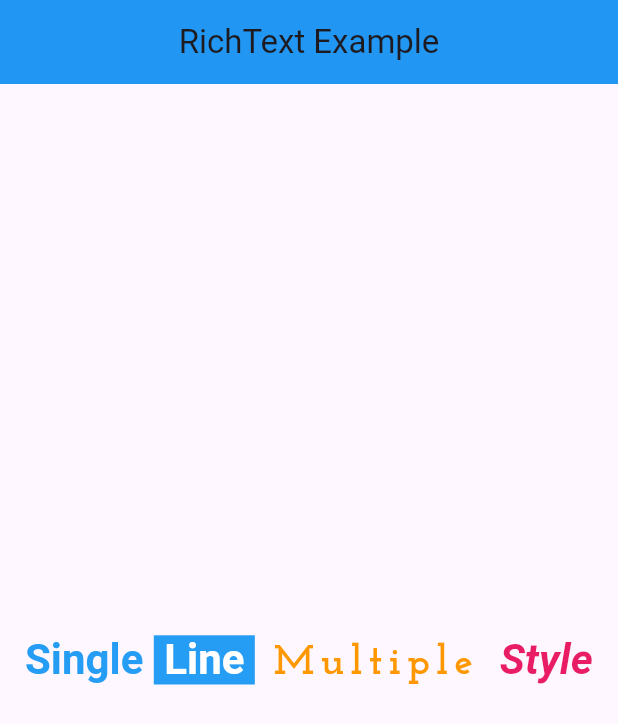
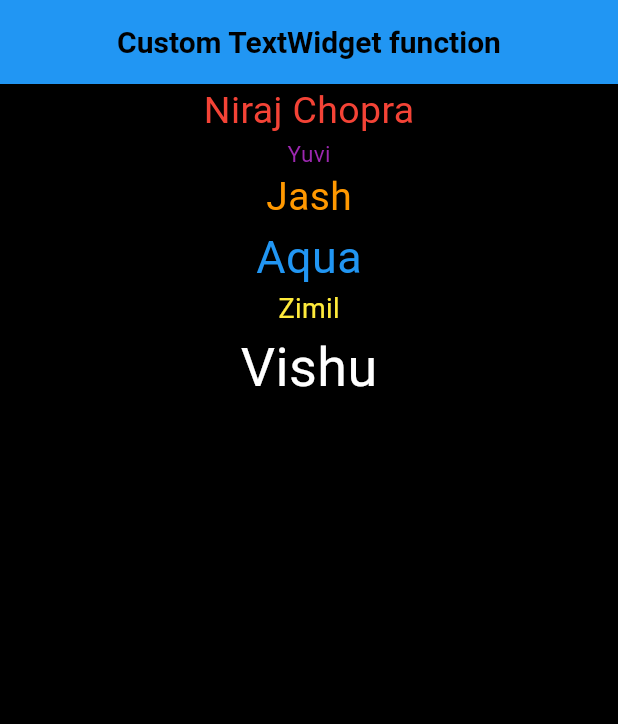
Before and after one commit to Zimil-Patel/prtwo, a Flutter app: the screen it shows after launch, on a phone screen of 412 x 824 dp. Shown: the top 724 px of the screen. Run offline on Flutter 3.47's test engine with Material 3 defaults, Android fonts, the phone set to English and light mode, and no system bars.

Commit message:
17-01-2024

```diff
--- a/lib/main.dart
+++ b/lib/main.dart
@@ -480,6 +480,45 @@ void main() {
 
 //> - - - RichText-2 - - - <<
 
+// class MyApp extends StatelessWidget{
+//
+//   const MyApp({super.key});
+//
+//   @override
+//   Widget build(BuildContext context ){
+//     return MaterialApp(
+//       debugShowCheckedModeBanner: false,
+//
+//       home: Scaffold(
+//         appBar: AppBar(
+//           centerTitle: true,
+//           backgroundColor: const Color(0xff2196f3),
+//           title: const Text('RichText Example'),
+//         ),
+//
+//         body:  Center(
+//           child: RichText(
+//             text: const TextSpan(
+//               style: TextStyle(color: Colors.redAccent, fontSize: 28, fontWeight: FontWeight.bold),
+//               children: [
+//                 TextSpan(text: 'Single ', style: TextStyle(color: Color(0xff269df4))),
+//                 TextSpan(text: ' Line ', style: TextStyle(backgroundColor: Color(0xff269df4), color: Colors.white)),
+//                 TextSpan(text: ' Multiple', style: TextStyle(color: Color(0xffff9701), fontFamily: 'CustomFont', letterSpacing: 4)),
+//                 TextSpan(text: '  Style', style: TextStyle(color: Color(0xffe91d63), fontStyle: FontStyle.italic))
+//               ]
+//             ),
+//           )
+//         ),
+//       ),
+//     );
+//   }
+//
+// }
+
+
+//> - - - Custom Text widget user defined function - - - <
+
+
 class MyApp extends StatelessWidget{
 
   const MyApp({super.key});
@@ -490,27 +529,35 @@ class MyApp extends StatelessWidget{
       debugShowCheckedModeBanner: false,
 
       home: Scaffold(
+        backgroundColor: Colors.black,
         appBar: AppBar(
           centerTitle: true,
           backgroundColor: const Color(0xff2196f3),
-          title: const Text('RichText Example'),
+          titleTextStyle: const TextStyle(fontWeight: FontWeight.bold, fontSize: 20, color: Colors.black),
+          title: const Text('Custom TextWidget function'),
         ),
 
         body:  Center(
-          child: RichText(
-            text: const TextSpan(
-              style: TextStyle(color: Colors.redAccent, fontSize: 28, fontWeight: FontWeight.bold),
+            child: Column(
               children: [
-                TextSpan(text: 'Single ', style: TextStyle(color: Color(0xff269df4))),
-                TextSpan(text: ' Line ', style: TextStyle(backgroundColor: Color(0xff269df4), color: Colors.white)),
-                TextSpan(text: ' Multiple', style: TextStyle(color: Color(0xffff9701), fontFamily: 'CustomFont', letterSpacing: 4)),
-                TextSpan(text: '  Style', style: TextStyle(color: Color(0xffe91d63), fontStyle: FontStyle.italic))
-              ]
-            ),
-          )
+                addName('Niraj Chopra', 25, Colors.red),
+                addName('Yuvi', 15, Colors.purple),
+                addName('Jash', 26, Colors.orange),
+                addName('Aqua', 30, Colors.blue),
+                addName('Zimil', 18, Colors.yellow),
+                addName('Vishu', 36, Colors.white)
+              ],
+            )
         ),
       ),
     );
   }
 
 }
+
+
+// custom property-user defined text widget
+
+Text addName(String name, double size, Color color){
+  return Text(name, style: TextStyle(fontSize: size, color: color));
+}
```
